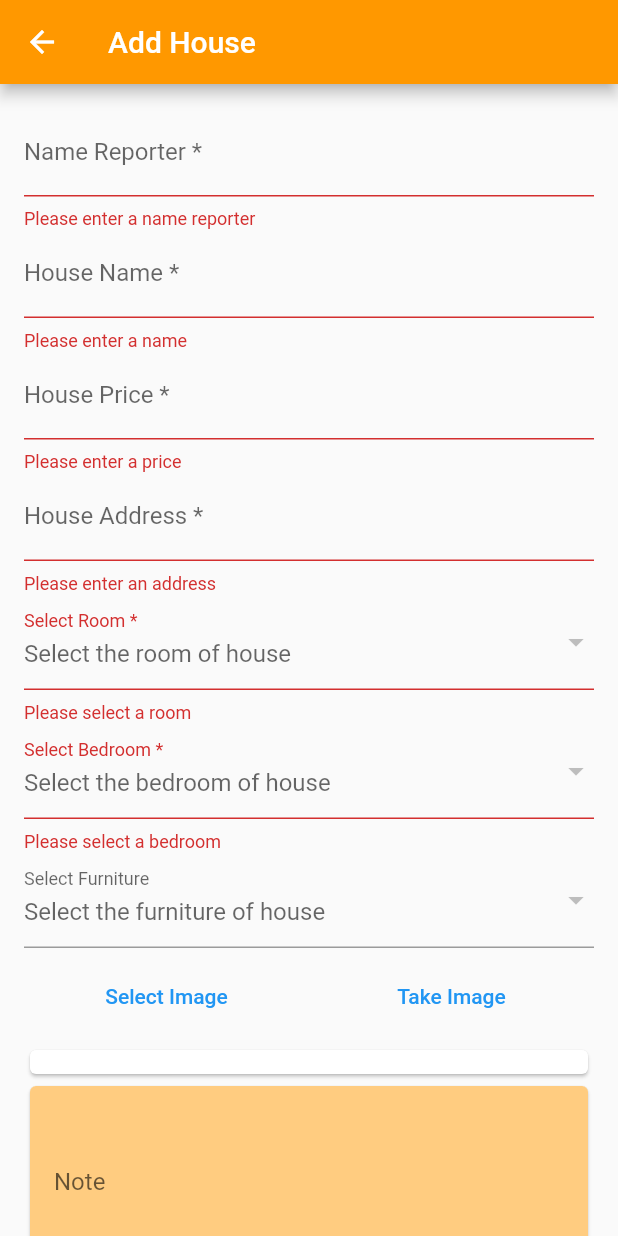
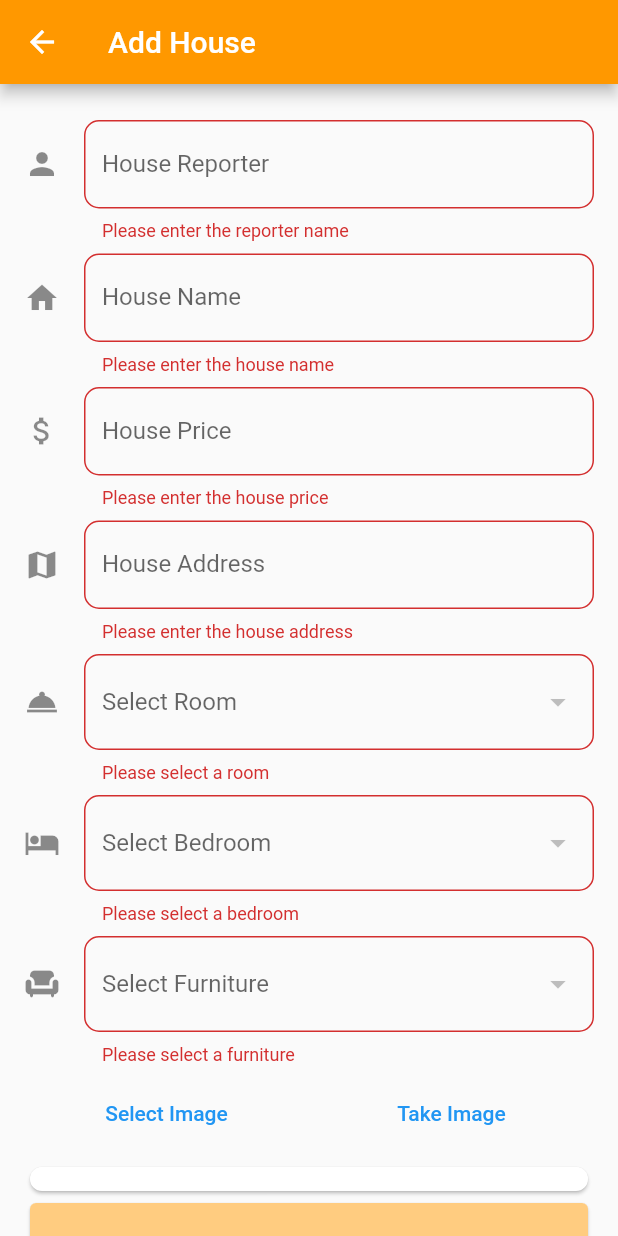
Before and after one commit to CuongNguyen2000/rentalZ_MobileApp, a Flutter app: the TodoScreen screen opened directly, after a tap on "Add House", on a phone screen of 412 x 824 dp. Run offline on Flutter 3.47's test engine with Material 2 defaults, Android fonts, the light colour scheme and no system bars; our stand-ins replace image_picker, shared_preferences, sqflite; missing offline and left inert: flutter_ringtone_player; accounts and stored records are empty.

Commit message:
last commit

```diff
--- a/lib/helpers/drawer_navigation.dart
+++ b/lib/helpers/drawer_navigation.dart
@@ -23,7 +23,6 @@ class _DrawerNavigationState extends State<DrawerNavigation> {
             UserAccountsDrawerHeader(
               currentAccountPicture: CircleAvatar(
                 backgroundColor: Colors.white,
-                // backgroundImage: AssetImage('assets/images/avt.jpg'),
                 child: Icon(
                   Icons.person,
                   color: Colors.black,
@@ -48,7 +47,7 @@ class _DrawerNavigationState extends State<DrawerNavigation> {
                   MaterialPageRoute(builder: (context) => BedroomScreen())),
             ),
             ListTile(
-              leading: Icon(Icons.view_list),
+              leading: Icon(Icons.chair),
               title: Text('Furniture Types'),
               onTap: () => Navigator.of(context).push(
                   MaterialPageRoute(builder: (context) => FurnitureScreen())),
--- a/lib/screens/home.dart
+++ b/lib/screens/home.dart
@@ -147,8 +147,8 @@ class _HomeScreenState extends State<HomeScreen> {
       results = _houseList!;
     } else {
       results = _houseList!
-          .where(
-              (item) => item.name!.toLowerCase().contains(text.toLowerCase()))
+          .where((item) =>
+              item.room_type!.toLowerCase().contains(text.toLowerCase()))
           .toList();
     }
     setState(() {
@@ -604,7 +604,7 @@ class _HomeScreenState extends State<HomeScreen> {
                         ),
                         ListTile(
                           title: Text(
-                            'Name: ${house.name!}',
+                            'House type: ${house.room_type!}',
                             style: TextStyle(
                               color: Colors.red,
                               fontWeight: FontWeight.bold,
--- a/lib/screens/todo_screen.dart
+++ b/lib/screens/todo_screen.dart
@@ -128,7 +128,6 @@ class _TodoScreenState extends State<TodoScreen> {
               ],
             ),
           ),
-
           actions: <Widget>[
             TextButton(
               child: const Text('No'),
@@ -189,54 +188,6 @@ class _TodoScreenState extends State<TodoScreen> {
     }
   }
 
-  // Future<void> _displayPickImageDialog(
-  //     BuildContext buildContext,
-  //     Future<Null> Function(double? maxWidth, double? maxHeight, int? quality)
-  //         param1) {
-  //   return showDialog<void>(
-  //     context: buildContext,
-  //     builder: (context) {
-  //       return AlertDialog(
-  //         title: const Text('Pick an image'),
-  //         content: SingleChildScrollView(
-  //           child: ListBody(
-  //             children: <Widget>[
-  //               TextButton(
-  //                 child: const Text('Take a photo'),
-  //                 onPressed: () async {
-  //                   await param1(null, null, null);
-  //                   Navigator.pop(context);
-  //                 },
-  //               ),
-  //               TextButton(
-  //                 child: const Text('Pick from gallery'),
-  //                 onPressed: () async {
-  //                   await param1(null, null, null);
-  //                   Navigator.pop(context);
-  //                 },
-  //               ),
-  //               TextButton(
-  //                 child: const Text('Pick from camera'),
-  //                 onPressed: () async {
-  //                   await param1(null, null, null);
-  //                   Navigator.pop(context);
-  //                 },
-  //               ),
-  //               TextButton(
-  //                 child: const Text('Pick from camera with custom options'),
-  //                 onPressed: () async {
-  //                   await param1(640, 480, 100);
-  //                   Navigator.pop(context);
-  //                 },
-  //               ),
-  //             ],
-  //           ),
-  //         ),
-  //       );
-  //     },
-  //   );
-  // }
-
   @override
   Widget build(BuildContext context) {
     return Scaffold(
@@ -252,67 +203,94 @@ class _TodoScreenState extends State<TodoScreen> {
             padding: const EdgeInsets.all(16.0),
             child: Column(
               children: <Widget>[
-                // return a text form field to enter the name of reporter with validation of the input field
-                TextFormField(
+                // return a text form field to enter the name of reporter with validation of the input field with border radius and icon user in the left
+                Padding(
+                  padding: const EdgeInsets.only(top: 8.0),
+                  child: TextFormField(
                     controller: _houseReporterController,
-                  decoration: const InputDecoration(
-                    labelText: 'Name Reporter *',
-                    hintText: 'Enter the name of reporter',
+                    decoration: InputDecoration(
+                      labelText: 'House Reporter',
+                      icon: Icon(Icons.person),
+                      border: OutlineInputBorder(
+                        borderRadius: BorderRadius.circular(10),
+                      ),
                     ),
                     validator: (value) {
-                    if (value == null || value.isEmpty) {
-                      return 'Please enter a name reporter';
+                      if (value!.isEmpty) {
+                        return 'Please enter the reporter name';
                       }
                       return null;
                     },
                   ),
-                // return a text form field to enter the name of the house with validation of the input field
-                TextFormField(
+                ),
+                // return a text form field to enter the name of house with validation of the input field with border radius and icon home in the left
+                Padding(
+                  padding: const EdgeInsets.only(top: 8.0),
+                  child: TextFormField(
                     controller: _houseNameController,
-                  decoration: const InputDecoration(
-                    labelText: 'House Name *',
-                    hintText: 'Enter the name of house',
+                    decoration: InputDecoration(
+                      labelText: 'House Name',
+                      icon: Icon(Icons.home),
+                      border: OutlineInputBorder(
+                        borderRadius: BorderRadius.circular(10),
+                      ),
                     ),
                     validator: (value) {
-                    if (value == null || value.isEmpty) {
-                      return 'Please enter a name';
+                      if (value!.isEmpty) {
+                        return 'Please enter the house name';
                       }
                       return null;
                     },
                   ),
-                // return a text form field to enter the price of the house with validation of the input field
-                TextFormField(
+                ),
+                // return a text form field to enter the price of house with validation of the input field with border radius and icon attach money in the left
+                Padding(
+                  padding: const EdgeInsets.only(top: 8.0),
+                  child: TextFormField(
                     controller: _housePriceController,
-                  decoration: const InputDecoration(
-                    labelText: 'House Price *',
-                    hintText: 'Enter the price of house',
+                    keyboardType: TextInputType.number,
+                    decoration: InputDecoration(
+                      labelText: 'House Price',
+                      icon: Icon(Icons.attach_money),
+                      border: OutlineInputBorder(
+                        borderRadius: BorderRadius.circular(10),
+                      ),
                     ),
                     validator: (value) {
-                    if (value == null || value.isEmpty) {
-                      return 'Please enter a price';
+                      if (value!.isEmpty) {
+                        return 'Please enter the house price';
                       }
                       if (!isNumeric(value)) {
-                      return 'Price must be a number';
+                        return 'Please enter the house price in number';
                       }
                       return null;
                     },
                   ),
-                // return a text form field to enter the address of the house with validation of the input field
-                TextFormField(
+                ),
+                // return a text form field to enter the address of house with validation of the input field with border radius and icon map in the left
+                Padding(
+                  padding: const EdgeInsets.only(top: 8.0),
+                  child: TextFormField(
                     controller: _houseAddressController,
-                  decoration: const InputDecoration(
-                    labelText: 'House Address *',
-                    hintText: 'Enter the address of house',
+                    decoration: InputDecoration(
+                      labelText: 'House Address',
+                      icon: Icon(Icons.map),
+                      border: OutlineInputBorder(
+                        borderRadius: BorderRadius.circular(10),
+                      ),
                     ),
                     validator: (value) {
-                    if (value == null || value.isEmpty) {
-                      return 'Please enter an address';
+                      if (value!.isEmpty) {
+                        return 'Please enter the house address';
                       }
                       return null;
                     },
                   ),
-                // return a dropdown menu to select the room of the house
-                DropdownButtonFormField<dynamic>(
+                ),
+                // return a dropdown menu to select the room of the house with validation of the input field with border radius and icon room in the left
+                Padding(
+                  padding: const EdgeInsets.only(top: 8.0),
+                  child: DropdownButtonFormField<dynamic>(
                     value: _selectedRoom,
                     items: _rooms,
                     onChanged: (value) {
@@ -320,9 +298,12 @@ class _TodoScreenState extends State<TodoScreen> {
                         _selectedRoom = value;
                       });
                     },
-                  decoration: const InputDecoration(
-                    labelText: 'Select Room *',
-                    hintText: 'Select the room of house',
+                    decoration: InputDecoration(
+                      labelText: 'Select Room',
+                      icon: Icon(Icons.room_service),
+                      border: OutlineInputBorder(
+                        borderRadius: BorderRadius.circular(10),
+                      ),
                     ),
                     validator: (value) {
                       if (value == null) {
@@ -331,8 +312,11 @@ class _TodoScreenState extends State<TodoScreen> {
                       return null;
                     },
                   ),
-                // return a dropdown menu to select the bedroom of the house
-                DropdownButtonFormField<dynamic>(
+                ),
+                // return a dropdown menu to select the bedroom of the house with validation of the input field with border radius and icon hotel in the left
+                Padding(
+                  padding: const EdgeInsets.only(top: 8.0),
+                  child: DropdownButtonFormField<dynamic>(
                     value: _selectedBedroom,
                     items: _bedrooms,
                     onChanged: (value) {
@@ -340,9 +324,12 @@ class _TodoScreenState extends State<TodoScreen> {
                         _selectedBedroom = value;
                       });
                     },
-                  decoration: const InputDecoration(
-                    labelText: 'Select Bedroom *',
-                    hintText: 'Select the bedroom of house',
+                    decoration: InputDecoration(
+                      labelText: 'Select Bedroom',
+                      icon: Icon(Icons.hotel),
+                      border: OutlineInputBorder(
+                        borderRadius: BorderRadius.circular(10),
+                      ),
                     ),
                     validator: (value) {
                       if (value == null) {
@@ -351,8 +338,11 @@ class _TodoScreenState extends State<TodoScreen> {
                       return null;
                     },
                   ),
-                // return a dropdown menu to select the furniture of the house
-                DropdownButtonFormField<dynamic>(
+                ),
+                // return a dropdown menu to select the furniture of the house with validation of the input field with border radius and icon chair in the left
+                Padding(
+                  padding: const EdgeInsets.only(top: 8.0),
+                  child: DropdownButtonFormField<dynamic>(
                     value: _selectedFurniture,
                     items: _furnitures,
                     onChanged: (value) {
@@ -360,9 +350,19 @@ class _TodoScreenState extends State<TodoScreen> {
                         _selectedFurniture = value;
                       });
                     },
-                  decoration: const InputDecoration(
+                    decoration: InputDecoration(
                       labelText: 'Select Furniture',
-                    hintText: 'Select the furniture of house',
+                      icon: Icon(Icons.chair),
+                      border: OutlineInputBorder(
+                        borderRadius: BorderRadius.circular(10),
+                      ),
+                    ),
+                    validator: (value) {
+                      if (value == null) {
+                        return 'Please select a furniture';
+                      }
+                      return null;
+                    },
                   ),
                 ),
                 // select images from gallery to upload
@@ -396,20 +396,23 @@ class _TodoScreenState extends State<TodoScreen> {
                     ),
                   ],
                 ),
-                // return a card to show image selected preview
                 Card(
+                  shape: RoundedRectangleBorder(
+                    borderRadius: BorderRadius.circular(10),
+                  ),
                   child: Padding(
                     padding: const EdgeInsets.all(8.0),
                     child: Column(
                       children: <Widget>[
-                        // return a image to show preview image
                         image != null
-                            ? Image.file(
+                            ? Container(
+                                width: double.infinity,
+                                height: 200,
+                                child: Image.file(
                                   image!,
                                   fit: BoxFit.cover,
-                              )
+                                ))
                             : Container(),
-                        // return a button to delete image
                         image != null
                             ? TextButton(
                                 onPressed: () {
@@ -439,9 +442,11 @@ class _TodoScreenState extends State<TodoScreen> {
                     ),
                   ),
                 ),
-
                 ElevatedButton(
                   child: Text('Add House'),
+                  style: ButtonStyle(
+                    backgroundColor: MaterialStateProperty.all(Colors.orange),
+                  ),
                   onPressed: () async {
                     if (_formKey.currentState!.validate()) {
                       if (image == null) {
```
Also changed, not shown: pubspec.lock. Lines whose indentation alone changed are shown as unchanged.
